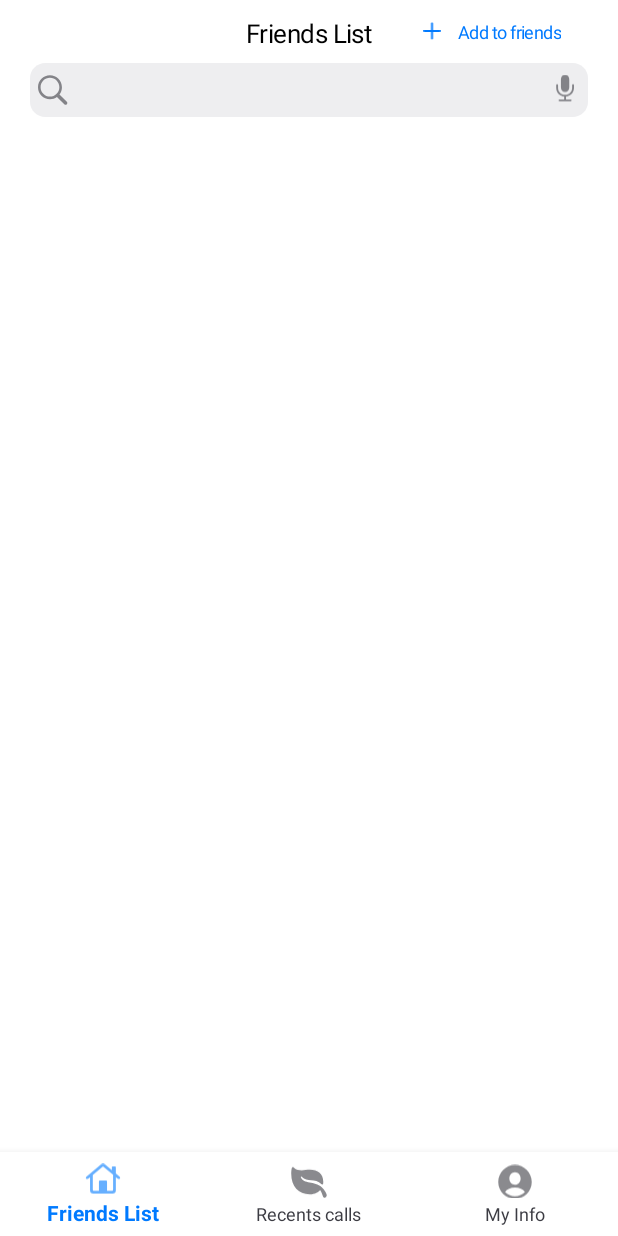
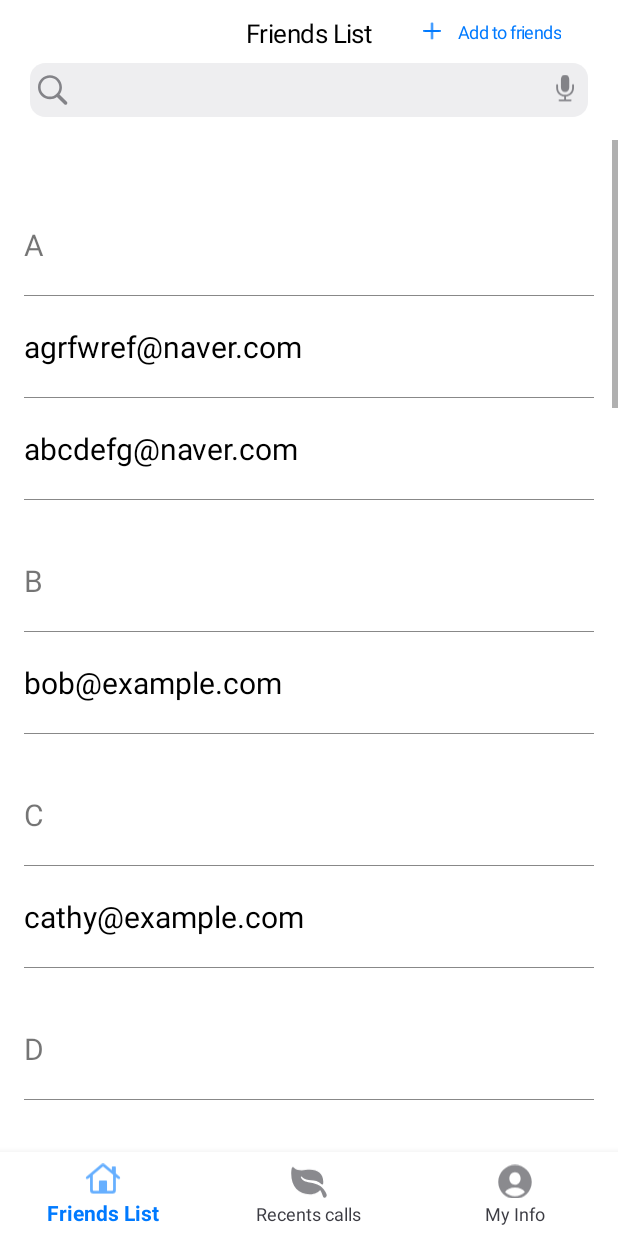
Before and after one commit to tukcomCD2024/4K, an Android app: the FriendsFragment screen opened directly, with no data from a screen before it, on a phone screen of 412 x 824 dp. Run offline under Robolectric (Android 15) with nearby library versions, the phone set to English and light mode, and no system bars.

Commit message:
친구목록 친구 터치시 콘테이너 전화걸기 intent

```diff
--- a/app/src/main/java/com/example/front_end_android/FriendsFragment.kt
+++ b/app/src/main/java/com/example/front_end_android/FriendsFragment.kt
@@ -2,6 +2,7 @@ package com.example.front_end_android
 
 import android.content.Intent
 import android.graphics.Color
+import android.graphics.drawable.GradientDrawable
 import android.os.Bundle
 import android.util.Log
 import android.view.Gravity
@@ -10,9 +11,12 @@ import android.view.LayoutInflater
 import android.view.View
 import android.view.ViewGroup
 import android.widget.Button
+import android.widget.ImageView
 import android.widget.LinearLayout
+import android.widget.RelativeLayout
 import android.widget.TextView
 import android.widget.Toast
+import androidx.core.content.ContextCompat
 import com.example.front_end_android.databinding.FragmentFriendsBinding
 import com.google.gson.GsonBuilder
 import retrofit2.Call
@@ -83,6 +87,121 @@ class FriendsFragment : Fragment() {
             LinearLayout.LayoutParams.WRAP_CONTENT
         )
 
+        val emailList = listOf(
+            "agrfwref@naver.com",
+            "bob@example.com",
+            "cathy@example.com",
+            "abcdefg@naver.com"
+            // 이메일 주소들을 추가하세요...
+        )
+        val alphabet = "ABCDEFGHIJKLMNOPQRSTUVWXYZ"
+
+        for (letter in alphabet) {
+            val groupLayout = LinearLayout(requireContext())
+            groupLayout.orientation = LinearLayout.VERTICAL
+
+            val headerTextView = TextView(requireContext())
+            headerTextView.text = letter.toString()
+            headerTextView.textSize = 20f
+
+            val header_params = LinearLayout.LayoutParams(
+                LinearLayout.LayoutParams.WRAP_CONTENT,
+                LinearLayout.LayoutParams.WRAP_CONTENT
+            )
+            header_params.topMargin = 60 // 위쪽 간격 설정
+            headerTextView.layoutParams = header_params
+            groupLayout.addView(headerTextView)
+
+            val header_lineView = View(requireContext())
+            val header_line_params = LinearLayout.LayoutParams(
+                LinearLayout.LayoutParams.MATCH_PARENT,
+                1
+            )
+            header_line_params.topMargin = 30
+            header_lineView.layoutParams = header_line_params
+            header_lineView.setBackgroundColor(Color.GRAY)
+            groupLayout.addView(header_lineView)
+
+            for (email in emailList) {
+                if (email.startsWith(letter, ignoreCase = true)) {
+                    val emailTextView = TextView(requireContext())
+                    emailTextView.text = email
+                    emailTextView.setTextColor(Color.BLACK)
+                    emailTextView.textSize = 20f
+
+                    val email_params = LinearLayout.LayoutParams(
+                        LinearLayout.LayoutParams.MATCH_PARENT,
+                        LinearLayout.LayoutParams.WRAP_CONTENT
+                    )
+                    email_params.topMargin = 30 // 위쪽 간격 설정
+                    emailTextView.layoutParams = email_params
+                    groupLayout.addView(emailTextView)
+
+                    val email_lineView = View(requireContext())
+                    val email_line_params = LinearLayout.LayoutParams(
+                        LinearLayout.LayoutParams.MATCH_PARENT,
+                        1
+                    )
+                    email_line_params.topMargin = 30
+                    email_lineView.layoutParams = email_line_params
+                    email_lineView.setBackgroundColor(Color.GRAY)
+                    groupLayout.addView(email_lineView)
+
+                    val containerLayout = RelativeLayout(requireContext())
+                    containerLayout.setBackgroundColor(Color.parseColor("#E2E8F0"))
+
+                    val container_layoutParams = RelativeLayout.LayoutParams(
+                        RelativeLayout.LayoutParams.MATCH_PARENT, // 너비를 매칭하도록 설정
+                        140
+                    )
+                    containerLayout.layoutParams = container_layoutParams
+
+                    containerLayout.visibility = View.GONE // 초기에는 숨김 상태로 설정
+                    groupLayout.addView(containerLayout)
+
+                    emailTextView.setOnClickListener {
+                        // 클릭 시 컨테이너의 가시성을 토글
+                        containerLayout.visibility = if (containerLayout.visibility == View.VISIBLE) {
+                            View.GONE
+                        } else {
+                            View.VISIBLE
+                        }
+                    }
+
+                    val container_lineView = View(requireContext())
+                    val container_line_params = RelativeLayout.LayoutParams(
+                        RelativeLayout.LayoutParams.MATCH_PARENT,
+                        1
+                    )
+
+                    container_line_params.addRule(RelativeLayout.ALIGN_PARENT_BOTTOM) // 콘테이너 아래에 추가되도록 설정
+                    container_lineView.layoutParams = container_line_params
+                    container_lineView.setBackgroundColor(Color.GRAY)
+                    containerLayout.addView(container_lineView)
+
+                    val imageView = ImageView(requireContext())
+                    imageView.setImageResource(R.drawable.baseline_call_24) // 이미지 리소스 설정
+                    imageView.background = ContextCompat.getDrawable(requireContext(), R.drawable.rounded_background) // 배경 설정
+
+                    val image_params = RelativeLayout.LayoutParams(
+                        RelativeLayout.LayoutParams.WRAP_CONTENT,
+                        RelativeLayout.LayoutParams.WRAP_CONTENT
+                    )
+                    image_params.addRule(RelativeLayout.ALIGN_PARENT_RIGHT) // 오른쪽 끝에 배치되도록 설정
+                    image_params.addRule(RelativeLayout.CENTER_VERTICAL)// 위아래 중앙 배치
+                    imageView.layoutParams = image_params
+                    imageView.setOnClickListener {
+                        val intent = Intent(requireActivity(), Calling::class.java)
+                        startActivity(intent)
+                    }
+                    containerLayout.addView(imageView)
+
+                }
+            }
+
+            friends_scrollView_Linear.addView(groupLayout)
+        }
+
         call.enqueue(object : Callback<Any> {
             override fun onResponse(call: Call<Any>, response: Response<Any>) {
                 if (response.isSuccessful) {
--- /dev/null
+++ b/app/src/main/res/drawable/baseline_call_24.xml
@@ -0,0 +1,7 @@
+<vector android:height="40dp" android:tint="#FFFFFF"
+    android:viewportHeight="24" android:viewportWidth="24"
+    android:width="40dp" xmlns:android="http://schemas.android.com/apk/res/android">
+    <path
+        android:fillColor="@android:color/white"
+        android:pathData="M20.01,15.38c-1.23,0 -2.42,-0.2 -3.53,-0.56 -0.35,-0.12 -0.74,-0.03 -1.01,0.24l-1.57,1.97c-2.83,-1.35 -5.48,-3.9 -6.89,-6.83l1.95,-1.66c0.27,-0.28 0.35,-0.67 0.24,-1.02 -0.37,-1.11 -0.56,-2.3 -0.56,-3.53 0,-0.54 -0.45,-0.99 -0.99,-0.99H4.19C3.65,3 3,3.24 3,3.99 3,13.28 10.73,21 20.01,21c0.71,0 0.99,-0.63 0.99,-1.18v-3.45c0,-0.54 -0.45,-0.99 -0.99,-0.99z"/>
+</vector>
--- /dev/null
+++ b/app/src/main/res/drawable/rounded_background.xml
@@ -0,0 +1,6 @@
+<?xml version="1.0" encoding="utf-8"?>
+<shape xmlns:android="http://schemas.android.com/apk/res/android"
+    android:shape="rectangle">
+    <solid android:color="#00FF00" /> <!-- 초록색 배경 -->
+    <corners android:radius="20dp" /> <!-- 70dp의 반지름을 갖는 둥근 모서리 -->
+</shape>
--- a/app/src/main/res/layout/fragment_friends.xml
+++ b/app/src/main/res/layout/fragment_friends.xml
@@ -111,7 +111,8 @@
         android:id="@+id/friends_scrollview"
         android:layout_width="match_parent"
         android:layout_height="match_parent"
-        android:layout_marginTop="93dp">
+        android:layout_marginTop="93dp"
+        android:layout_marginBottom="50dp">
         <LinearLayout
             android:id="@+id/frineds_scrollview_linear"
             android:layout_width="match_parent"
```
